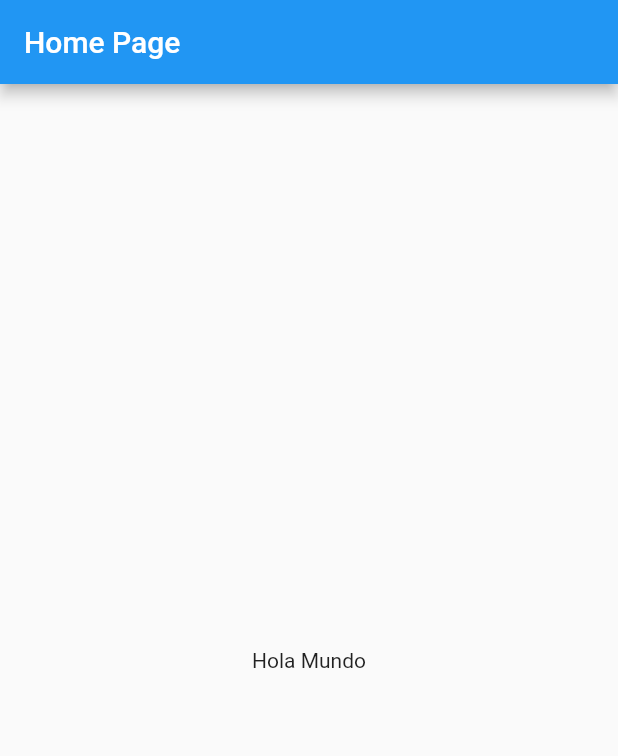
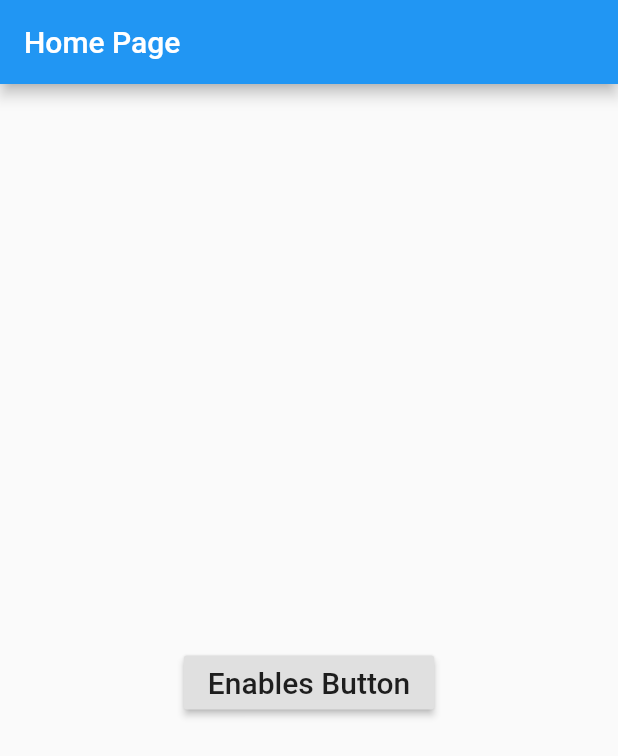
Before and after one commit to CristianCRH/push_flutter, a Flutter app: the screen it shows after launch, on a phone screen of 412 x 824 dp. Shown: the top 756 px of the screen. Run offline on Flutter 3.47's test engine with Material 2 defaults, Android fonts, the phone set to English and light mode, and no system bars; our stand-ins replace firebase_messaging; accounts and stored records are empty.

```diff
--- a/lib/main.dart
+++ b/lib/main.dart
@@ -1,4 +1,5 @@
 import 'package:flutter/material.dart';
+import 'package:push_local/src/pages/hhtp_request.dart';
 import 'package:push_local/src/pages/home_pages.dart';
 import 'package:push_local/src/pages/mensaje_page.dart';
 import 'package:push_local/src/providers/push_notifications_provider.dart';
@@ -41,6 +42,7 @@ class _MyAppState extends State<MyApp> {
       routes: {
         'home':(BuildContext context)=>HomePage(),
         'mensaje': (BuildContext context)=>MessagePage(),
+        'httprequest': (BuildContext context)=>HttpRequest(),
       },
     );
   }
--- a/lib/src/pages/home_pages.dart
+++ b/lib/src/pages/home_pages.dart
@@ -1,6 +1,8 @@
 import 'package:flutter/material.dart';
+import 'package:push_local/main.dart';
 
 class HomePage extends StatelessWidget {
+
   @override
   Widget build(BuildContext context) {
    return Scaffold(
@@ -8,7 +10,23 @@ class HomePage extends StatelessWidget {
        title: Text('Home Page'),
      ),
      body: Center(
-       child: Text('Hola Mundo'),
+       child: Column(
+          mainAxisSize: MainAxisSize.min,
+         children: <Widget>[
+           const SizedBox(height: 30),
+           RaisedButton(
+             onPressed: (){
+               Navigator.of(context).pushNamed('httprequest');
+             },
+             child: const Text(
+               'Enables Button',
+               style: TextStyle(
+                 fontSize:20
+               ),
+             ),
+           ),
+         ],
+       ),
      ),
    );
   }
--- a/lib/src/pages/mensaje_page.dart
+++ b/lib/src/pages/mensaje_page.dart
@@ -1,6 +1,7 @@
 import 'package:flutter/material.dart';
 
 class MessagePage extends StatelessWidget {
+
   @override
   Widget build(BuildContext context) {
     final arg = ModalRoute.of(context).settings.arguments;
```
Also changed, not shown: lib/src/pages/hhtp_request.dart (added, +48 -0 lines).
